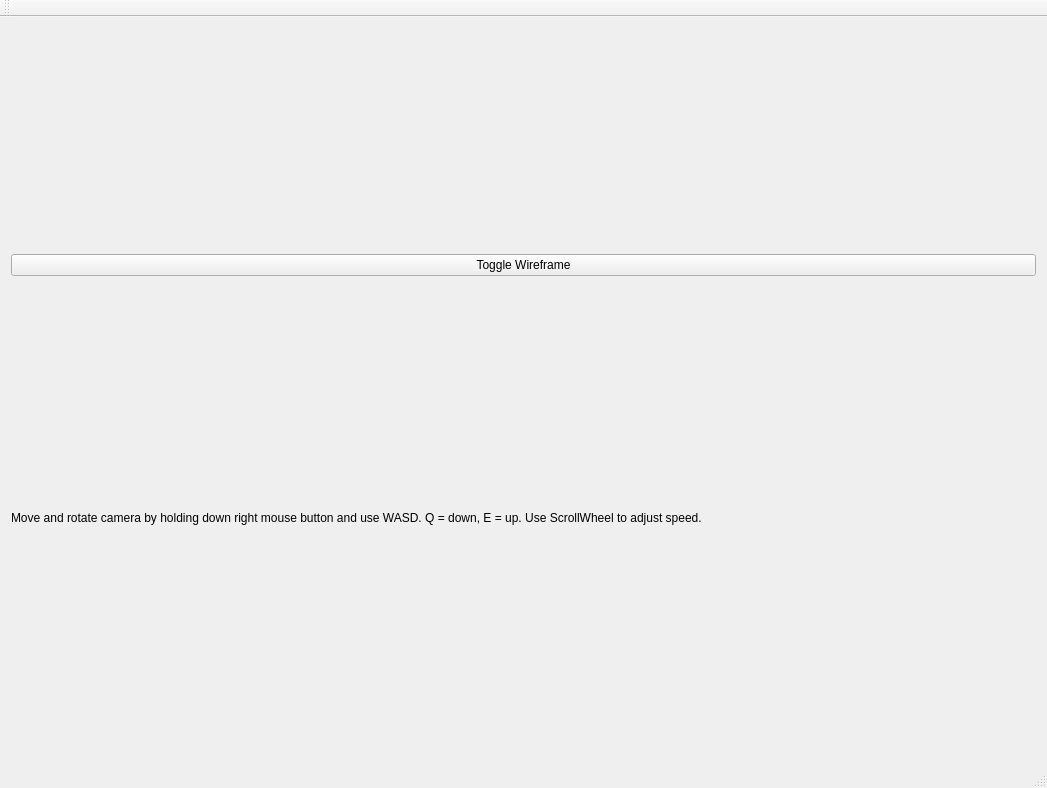
Above: mainwindow.ui from FredrikEik/Game_Engine_Architecture before the change. Below: the same form after it.
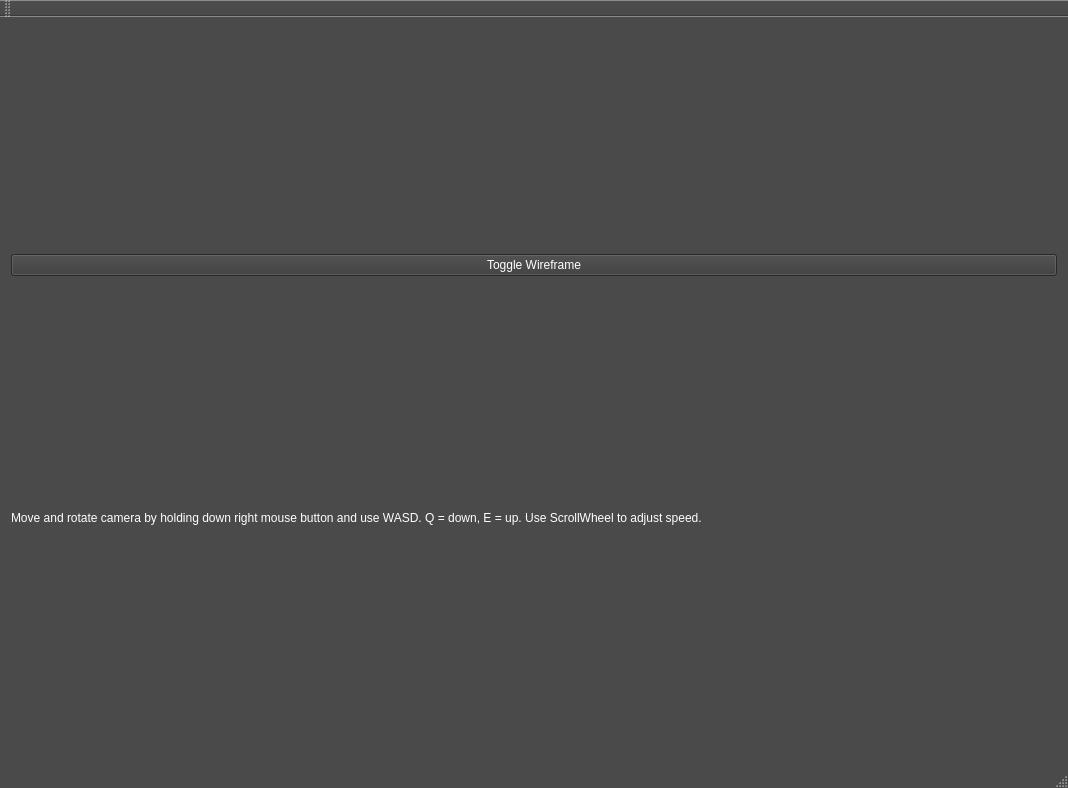
That is the form after the change.

The edit to the form file:
```diff
--- a/mainwindow.ui
+++ b/mainwindow.ui
@@ -6,17 +6,715 @@
    <rect>
     <x>0</x>
     <y>0</y>
-    <width>1047</width>
+    <width>1068</width>
     <height>788</height>
    </rect>
   </property>
+  <property name="palette">
+   <palette>
+    <active>
+     <colorrole role="WindowText">
+      <brush brushstyle="SolidPattern">
+       <color alpha="255">
+        <red>255</red>
+        <green>255</green>
+        <blue>255</blue>
+       </color>
+      </brush>
+     </colorrole>
+     <colorrole role="Button">
+      <brush brushstyle="SolidPattern">
+       <color alpha="255">
+        <red>80</red>
+        <green>80</green>
+        <blue>80</blue>
+       </color>
+      </brush>
+     </colorrole>
+     <colorrole role="Text">
+      <brush brushstyle="SolidPattern">
+       <color alpha="255">
+        <red>42</red>
+        <green>42</green>
+        <blue>42</blue>
+       </color>
+      </brush>
+     </colorrole>
+     <colorrole role="ButtonText">
+      <brush brushstyle="SolidPattern">
+       <color alpha="255">
+        <red>255</red>
+        <green>255</green>
+        <blue>255</blue>
+       </color>
+      </brush>
+     </colorrole>
+     <colorrole role="Base">
+      <brush brushstyle="SolidPattern">
+       <color alpha="255">
+        <red>255</red>
+        <green>255</green>
+        <blue>255</blue>
+       </color>
+      </brush>
+     </colorrole>
+     <colorrole role="Window">
+      <brush brushstyle="SolidPattern">
+       <color alpha="255">
+        <red>74</red>
+        <green>74</green>
+        <blue>74</blue>
+       </color>
+      </brush>
+     </colorrole>
+     <colorrole role="Highlight">
+      <brush brushstyle="SolidPattern">
+       <color alpha="255">
+        <red>61</red>
+        <green>61</green>
+        <blue>61</blue>
+       </color>
+      </brush>
+     </colorrole>
+     <colorrole role="AlternateBase">
+      <brush brushstyle="SolidPattern">
+       <color alpha="255">
+        <red>103</red>
+        <green>103</green>
+        <blue>103</blue>
+       </color>
+      </brush>
+     </colorrole>
+     <colorrole role="PlaceholderText">
+      <brush brushstyle="SolidPattern">
+       <color alpha="128">
+        <red>42</red>
+        <green>42</green>
+        <blue>42</blue>
+       </color>
+      </brush>
+     </colorrole>
+    </active>
+    <inactive>
+     <colorrole role="WindowText">
+      <brush brushstyle="SolidPattern">
+       <color alpha="255">
+        <red>255</red>
+        <green>255</green>
+        <blue>255</blue>
+       </color>
+      </brush>
+     </colorrole>
+     <colorrole role="Button">
+      <brush brushstyle="SolidPattern">
+       <color alpha="255">
+        <red>80</red>
+        <green>80</green>
+        <blue>80</blue>
+       </color>
+      </brush>
+     </colorrole>
+     <colorrole role="Text">
+      <brush brushstyle="SolidPattern">
+       <color alpha="255">
+        <red>42</red>
+        <green>42</green>
+        <blue>42</blue>
+       </color>
+      </brush>
+     </colorrole>
+     <colorrole role="ButtonText">
+      <brush brushstyle="SolidPattern">
+       <color alpha="255">
+        <red>255</red>
+        <green>255</green>
+        <blue>255</blue>
+       </color>
+      </brush>
+     </colorrole>
+     <colorrole role="Base">
+      <brush brushstyle="SolidPattern">
+       <color alpha="255">
+        <red>255</red>
+        <green>255</green>
+        <blue>255</blue>
+       </color>
+      </brush>
+     </colorrole>
+     <colorrole role="Window">
+      <brush brushstyle="SolidPattern">
+       <color alpha="255">
+        <red>74</red>
+        <green>74</green>
+        <blue>74</blue>
+       </color>
+      </brush>
+     </colorrole>
+     <colorrole role="Highlight">
+      <brush brushstyle="SolidPattern">
+       <color alpha="255">
+        <red>61</red>
+        <green>61</green>
+        <blue>61</blue>
+       </color>
+      </brush>
+     </colorrole>
+     <colorrole role="AlternateBase">
+      <brush brushstyle="SolidPattern">
+       <color alpha="255">
+        <red>245</red>
+        <green>245</green>
+        <blue>245</blue>
+       </color>
+      </brush>
+     </colorrole>
+     <colorrole role="PlaceholderText">
+      <brush brushstyle="SolidPattern">
+       <color alpha="128">
+        <red>42</red>
+        <green>42</green>
+        <blue>42</blue>
+       </color>
+      </brush>
+     </colorrole>
+    </inactive>
+    <disabled>
+     <colorrole role="WindowText">
+      <brush brushstyle="SolidPattern">
+       <color alpha="255">
+        <red>120</red>
+        <green>120</green>
+        <blue>120</blue>
+       </color>
+      </brush>
+     </colorrole>
+     <colorrole role="Button">
+      <brush brushstyle="SolidPattern">
+       <color alpha="255">
+        <red>80</red>
+        <green>80</green>
+        <blue>80</blue>
+       </color>
+      </brush>
+     </colorrole>
+     <colorrole role="Text">
+      <brush brushstyle="SolidPattern">
+       <color alpha="255">
+        <red>120</red>
+        <green>120</green>
+        <blue>120</blue>
+       </color>
+      </brush>
+     </colorrole>
+     <colorrole role="ButtonText">
+      <brush brushstyle="SolidPattern">
+       <color alpha="255">
+        <red>120</red>
+        <green>120</green>
+        <blue>120</blue>
+       </color>
+      </brush>
+     </colorrole>
+     <colorrole role="Base">
+      <brush brushstyle="SolidPattern">
+       <color alpha="255">
+        <red>74</red>
+        <green>74</green>
+        <blue>74</blue>
+       </color>
+      </brush>
+     </colorrole>
+     <colorrole role="Window">
+      <brush brushstyle="SolidPattern">
+       <color alpha="255">
+        <red>74</red>
+        <green>74</green>
+        <blue>74</blue>
+       </color>
+      </brush>
+     </colorrole>
+     <colorrole role="Highlight">
+      <brush brushstyle="SolidPattern">
+       <color alpha="255">
+        <red>0</red>
+        <green>120</green>
+        <blue>215</blue>
+       </color>
+      </brush>
+     </colorrole>
+     <colorrole role="AlternateBase">
+      <brush brushstyle="SolidPattern">
+       <color alpha="255">
+        <red>245</red>
+        <green>245</green>
+        <blue>245</blue>
+       </color>
+      </brush>
+     </colorrole>
+     <colorrole role="PlaceholderText">
+      <brush brushstyle="SolidPattern">
+       <color alpha="128">
+        <red>0</red>
+        <green>0</green>
+        <blue>0</blue>
+       </color>
+      </brush>
+     </colorrole>
+    </disabled>
+   </palette>
+  </property>
   <property name="windowTitle">
-   <string>OpenGL in Qt is great fun!</string>
+   <string>Not So Epic Engine 1.0</string>
+  </property>
+  <property name="autoFillBackground">
+   <bool>false</bool>
   </property>
   <widget class="QWidget" name="centralWidget">
    <layout class="QVBoxLayout" name="verticalLayout">
     <item>
      <widget class="QPushButton" name="pushButton">
+      <property name="palette">
+       <palette>
+        <active>
+         <colorrole role="WindowText">
+          <brush brushstyle="SolidPattern">
+           <color alpha="255">
+            <red>255</red>
+            <green>255</green>
+            <blue>255</blue>
+           </color>
+          </brush>
+         </colorrole>
+         <colorrole role="Button">
+          <brush brushstyle="SolidPattern">
+           <color alpha="255">
+            <red>58</red>
+            <green>58</green>
+            <blue>58</blue>
+           </color>
+          </brush>
+         </colorrole>
+         <colorrole role="Light">
+          <brush brushstyle="SolidPattern">
+           <color alpha="255">
+            <red>87</red>
+            <green>87</green>
+            <blue>87</blue>
+           </color>
+          </brush>
+         </colorrole>
+         <colorrole role="Midlight">
+          <brush brushstyle="SolidPattern">
+           <color alpha="255">
+            <red>72</red>
+            <green>72</green>
+            <blue>72</blue>
+           </color>
+          </brush>
+         </colorrole>
+         <colorrole role="Dark">
+          <brush brushstyle="SolidPattern">
+           <color alpha="255">
+            <red>29</red>
+            <green>29</green>
+            <blue>29</blue>
+           </color>
+          </brush>
+         </colorrole>
+         <colorrole role="Mid">
+          <brush brushstyle="SolidPattern">
+           <color alpha="255">
+            <red>39</red>
+            <green>39</green>
+            <blue>39</blue>
+           </color>
+          </brush>
+         </colorrole>
+         <colorrole role="Text">
+          <brush brushstyle="SolidPattern">
+           <color alpha="255">
+            <red>255</red>
+            <green>255</green>
+            <blue>255</blue>
+           </color>
+          </brush>
+         </colorrole>
+         <colorrole role="BrightText">
+          <brush brushstyle="SolidPattern">
+           <color alpha="255">
+            <red>255</red>
+            <green>255</green>
+            <blue>255</blue>
+           </color>
+          </brush>
+         </colorrole>
+         <colorrole role="ButtonText">
+          <brush brushstyle="SolidPattern">
+           <color alpha="255">
+            <red>255</red>
+            <green>255</green>
+            <blue>255</blue>
+           </color>
+          </brush>
+         </colorrole>
+         <colorrole role="Base">
+          <brush brushstyle="SolidPattern">
+           <color alpha="255">
+            <red>0</red>
+            <green>0</green>
+            <blue>0</blue>
+           </color>
+          </brush>
+         </colorrole>
+         <colorrole role="Window">
+          <brush brushstyle="SolidPattern">
+           <color alpha="255">
+            <red>58</red>
+            <green>58</green>
+            <blue>58</blue>
+           </color>
+          </brush>
+         </colorrole>
+         <colorrole role="Shadow">
+          <brush brushstyle="SolidPattern">
+           <color alpha="255">
+            <red>0</red>
+            <green>0</green>
+            <blue>0</blue>
+           </color>
+          </brush>
+         </colorrole>
+         <colorrole role="AlternateBase">
+          <brush brushstyle="SolidPattern">
+           <color alpha="255">
+            <red>29</red>
+            <green>29</green>
+            <blue>29</blue>
+           </color>
+          </brush>
+         </colorrole>
+         <colorrole role="ToolTipBase">
+          <brush brushstyle="SolidPattern">
+           <color alpha="255">
+            <red>255</red>
+            <green>255</green>
+            <blue>220</blue>
+           </color>
+          </brush>
+         </colorrole>
+         <colorrole role="ToolTipText">
+          <brush brushstyle="SolidPattern">
+           <color alpha="255">
+            <red>0</red>
+            <green>0</green>
+            <blue>0</blue>
+           </color>
+          </brush>
+         </colorrole>
+         <colorrole role="PlaceholderText">
+          <brush brushstyle="SolidPattern">
+           <color alpha="128">
+            <red>255</red>
+            <green>255</green>
+            <blue>255</blue>
+           </color>
+          </brush>
+         </colorrole>
+        </active>
+        <inactive>
+         <colorrole role="WindowText">
+          <brush brushstyle="SolidPattern">
+           <color alpha="255">
+            <red>255</red>
+            <green>255</green>
+            <blue>255</blue>
+           </color>
+          </brush>
+         </colorrole>
+         <colorrole role="Button">
+          <brush brushstyle="SolidPattern">
+           <color alpha="255">
+            <red>58</red>
+            <green>58</green>
+            <blue>58</blue>
+           </color>
+          </brush>
+         </colorrole>
+         <colorrole role="Light">
+          <brush brushstyle="SolidPattern">
+           <color alpha="255">
+            <red>87</red>
+            <green>87</green>
+            <blue>87</blue>
+           </color>
+          </brush>
+         </colorrole>
+         <colorrole role="Midlight">
+          <brush brushstyle="SolidPattern">
+           <color alpha="255">
+            <red>72</red>
+            <green>72</green>
+            <blue>72</blue>
+           </color>
+          </brush>
+         </colorrole>
+         <colorrole role="Dark">
+          <brush brushstyle="SolidPattern">
+           <color alpha="255">
+            <red>29</red>
+            <green>29</green>
+            <blue>29</blue>
+           </color>
+          </brush>
+         </colorrole>
+         <colorrole role="Mid">
+          <brush brushstyle="SolidPattern">
+           <color alpha="255">
+            <red>39</red>
+            <green>39</green>
+            <blue>39</blue>
+           </color>
+          </brush>
+         </colorrole>
+         <colorrole role="Text">
+          <brush brushstyle="SolidPattern">
+           <color alpha="255">
+            <red>255</red>
+            <green>255</green>
+            <blue>255</blue>
+           </color>
+          </brush>
+         </colorrole>
+         <colorrole role="BrightText">
+          <brush brushstyle="SolidPattern">
+           <color alpha="255">
+            <red>255</red>
+            <green>255</green>
+            <blue>255</blue>
+           </color>
+          </brush>
+         </colorrole>
+         <colorrole role="ButtonText">
+          <brush brushstyle="SolidPattern">
+           <color alpha="255">
+            <red>255</red>
+            <green>255</green>
+            <blue>255</blue>
+           </color>
+          </brush>
+         </colorrole>
+         <colorrole role="Base">
+          <brush brushstyle="SolidPattern">
+           <color alpha="255">
+            <red>0</red>
+            <green>0</green>
+            <blue>0</blue>
+           </color>
+          </brush>
+         </colorrole>
+         <colorrole role="Window">
+          <brush brushstyle="SolidPattern">
+           <color alpha="255">
+            <red>58</red>
+            <green>58</green>
+            <blue>58</blue>
+           </color>
+          </brush>
+         </colorrole>
+         <colorrole role="Shadow">
+          <brush brushstyle="SolidPattern">
+           <color alpha="255">
+            <red>0</red>
+            <green>0</green>
+            <blue>0</blue>
+           </color>
+          </brush>
+         </colorrole>
+         <colorrole role="AlternateBase">
+          <brush brushstyle="SolidPattern">
+           <color alpha="255">
+            <red>29</red>
+            <green>29</green>
+            <blue>29</blue>
+           </color>
+          </brush>
+         </colorrole>
+         <colorrole role="ToolTipBase">
+          <brush brushstyle="SolidPattern">
+           <color alpha="255">
+            <red>255</red>
+            <green>255</green>
+            <blue>220</blue>
+           </color>
+          </brush>
+         </colorrole>
+         <colorrole role="ToolTipText">
+          <brush brushstyle="SolidPattern">
+           <color alpha="255">
+            <red>0</red>
+            <green>0</green>
+            <blue>0</blue>
+           </color>
+          </brush>
+         </colorrole>
+         <colorrole role="PlaceholderText">
+          <brush brushstyle="SolidPattern">
+           <color alpha="128">
+            <red>255</red>
+            <green>255</green>
+            <blue>255</blue>
+           </color>
+          </brush>
+         </colorrole>
+        </inactive>
+        <disabled>
+         <colorrole role="WindowText">
+          <brush brushstyle="SolidPattern">
+           <color alpha="255">
+            <red>29</red>
+            <green>29</green>
+            <blue>29</blue>
+           </color>
+          </brush>
+         </colorrole>
+         <colorrole role="Button">
+          <brush brushstyle="SolidPattern">
+           <color alpha="255">
+            <red>58</red>
+            <green>58</green>
+            <blue>58</blue>
+           </color>
+          </brush>
+         </colorrole>
+         <colorrole role="Light">
+          <brush brushstyle="SolidPattern">
+           <color alpha="255">
+            <red>87</red>
+            <green>87</green>
+            <blue>87</blue>
+           </color>
+          </brush>
+         </colorrole>
+         <colorrole role="Midlight">
+          <brush brushstyle="SolidPattern">
+           <color alpha="255">
+            <red>72</red>
+            <green>72</green>
+            <blue>72</blue>
+           </color>
+          </brush>
+         </colorrole>
+         <colorrole role="Dark">
+          <brush brushstyle="SolidPattern">
+           <color alpha="255">
+            <red>29</red>
+            <green>29</green>
+            <blue>29</blue>
+           </color>
+          </brush>
+         </colorrole>
+         <colorrole role="Mid">
+          <brush brushstyle="SolidPattern">
+           <color alpha="255">
+            <red>39</red>
+            <green>39</green>
+            <blue>39</blue>
+           </color>
+          </brush>
+         </colorrole>
+         <colorrole role="Text">
+          <brush brushstyle="SolidPattern">
+           <color alpha="255">
+            <red>29</red>
+            <green>29</green>
+            <blue>29</blue>
+           </color>
+          </brush>
+         </colorrole>
+         <colorrole role="BrightText">
+          <brush brushstyle="SolidPattern">
+           <color alpha="255">
+            <red>255</red>
+            <green>255</green>
+            <blue>255</blue>
+           </color>
+          </brush>
+         </colorrole>
+         <colorrole role="ButtonText">
+          <brush brushstyle="SolidPattern">
+           <color alpha="255">
+            <red>29</red>
+            <green>29</green>
+            <blue>29</blue>
+           </color>
+          </brush>
+         </colorrole>
+         <colorrole role="Base">
+          <brush brushstyle="SolidPattern">
+           <color alpha="255">
+            <red>58</red>
+            <green>58</green>
+            <blue>58</blue>
+           </color>
+          </brush>
+         </colorrole>
+         <colorrole role="Window">
+          <brush brushstyle="SolidPattern">
+           <color alpha="255">
+            <red>58</red>
+            <green>58</green>
+            <blue>58</blue>
+           </color>
+          </brush>
+         </colorrole>
+         <colorrole role="Shadow">
+          <brush brushstyle="SolidPattern">
+           <color alpha="255">
+            <red>0</red>
+            <green>0</green>
+            <blue>0</blue>
+           </color>
+          </brush>
+         </colorrole>
+         <colorrole role="AlternateBase">
+          <brush brushstyle="SolidPattern">
+           <color alpha="255">
+            <red>58</red>
+            <green>58</green>
+            <blue>58</blue>
+           </color>
+          </brush>
+         </colorrole>
+         <colorrole role="ToolTipBase">
+          <brush brushstyle="SolidPattern">
+           <color alpha="255">
+            <red>255</red>
+            <green>255</green>
+            <blue>220</blue>
+           </color>
+          </brush>
+         </colorrole>
+         <colorrole role="ToolTipText">
+          <brush brushstyle="SolidPattern">
+           <color alpha="255">
+            <red>0</red>
+            <green>0</green>
+            <blue>0</blue>
+           </color>
+          </brush>
+         </colorrole>
+         <colorrole role="PlaceholderText">
+          <brush brushstyle="SolidPattern">
+           <color alpha="128">
+            <red>255</red>
+            <green>255</green>
+            <blue>255</blue>
+           </color>
+          </brush>
+         </colorrole>
+        </disabled>
+       </palette>
+      </property>
       <property name="text">
        <string>Toggle Wireframe</string>
       </property>
```
Left out of the diff: 13 changed lines with no effect on the pictures.
